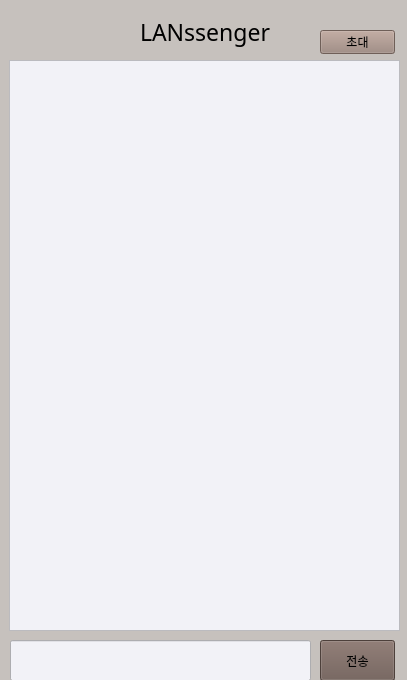
This is src/client/gui/groupchatwindow.ui in TaehyunJeon0203/lanssenger as Qt 5 draws it before an edit. The edited form follows.
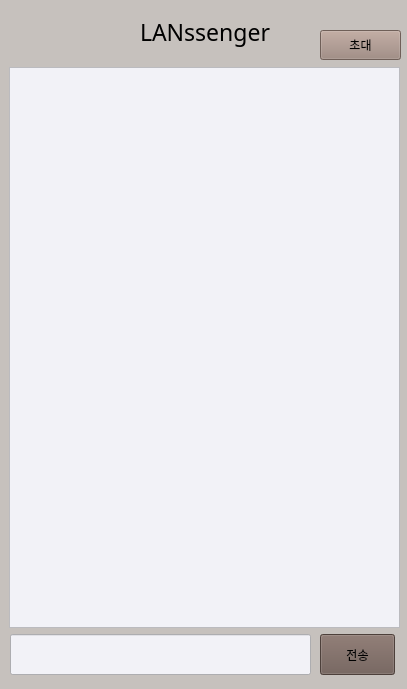
This is the edited form.

```diff
--- a/src/client/gui/groupchatwindow.ui
+++ b/src/client/gui/groupchatwindow.ui
@@ -7,7 +7,7 @@
     <x>0</x>
     <y>0</y>
     <width>407</width>
-    <height>680</height>
+    <height>689</height>
    </rect>
   </property>
   <property name="windowTitle">
@@ -20,9 +20,9 @@
    <property name="geometry">
     <rect>
      <x>9</x>
-     <y>60</y>
+     <y>67</y>
      <width>391</width>
-     <height>571</height>
+     <height>561</height>
     </rect>
    </property>
    <property name="styleSheet">
@@ -36,8 +36,8 @@
     <rect>
      <x>320</x>
      <y>30</y>
-     <width>75</width>
-     <height>24</height>
+     <width>81</width>
+     <height>30</height>
     </rect>
    </property>
    <property name="styleSheet">
@@ -51,7 +51,7 @@
    <property name="geometry">
     <rect>
      <x>10</x>
-     <y>640</y>
+     <y>634</y>
      <width>301</width>
      <height>41</height>
     </rect>
@@ -65,7 +65,7 @@
    <property name="geometry">
     <rect>
      <x>320</x>
-     <y>640</y>
+     <y>634</y>
      <width>75</width>
      <height>41</height>
     </rect>
```
